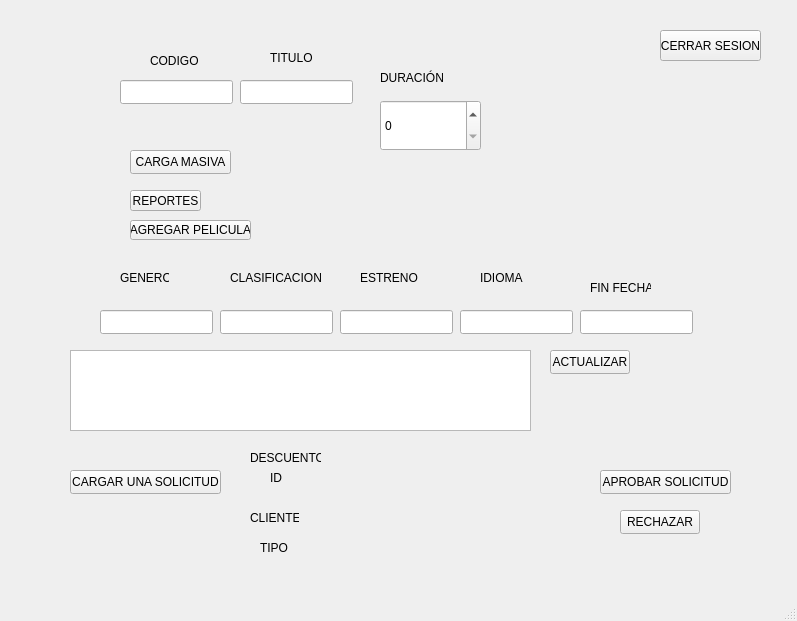
SABANd5/EDD_2S2026_PY_202303371, file mainwindow.ui: the form before one commit.
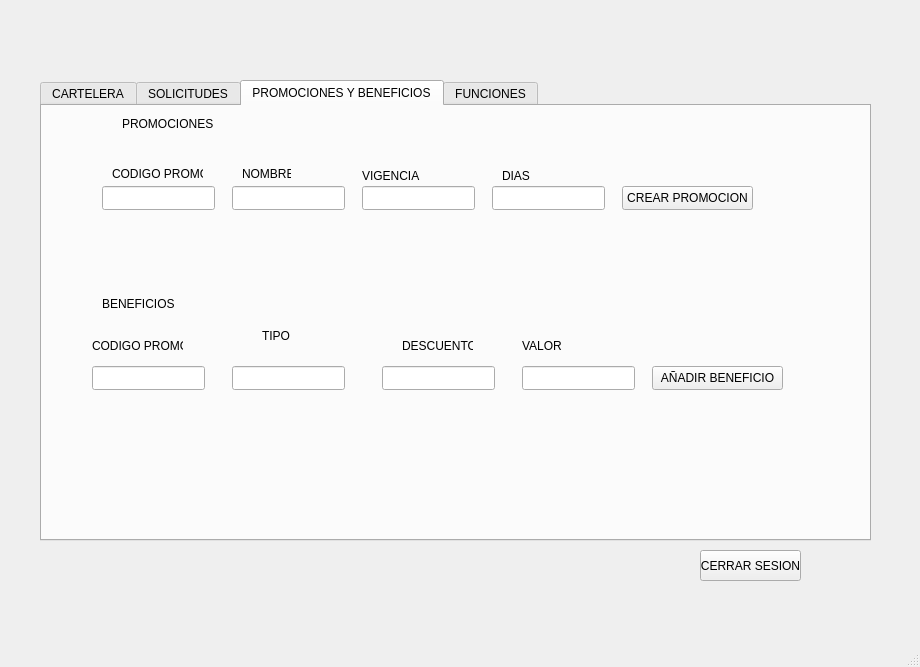
The form after the commit. The open tabs and pages were chosen to show the change.

```diff
--- a/mainwindow.ui
+++ b/mainwindow.ui
@@ -6,8 +6,8 @@
    <rect>
     <x>0</x>
     <y>0</y>
-    <width>797</width>
-    <height>621</height>
+    <width>920</width>
+    <height>667</height>
    </rect>
   </property>
   <property name="windowTitle">
@@ -17,9 +17,9 @@
    <widget class="QStackedWidget" name="B">
     <property name="geometry">
      <rect>
-      <x>20</x>
-      <y>10</y>
-      <width>791</width>
+      <x>40</x>
+      <y>30</y>
+      <width>851</width>
       <height>571</height>
      </rect>
     </property>
@@ -110,9 +110,9 @@
      <widget class="QLabel" name="label_7">
       <property name="geometry">
        <rect>
-        <x>210</x>
-        <y>40</y>
-        <width>191</width>
+        <x>30</x>
+        <y>20</y>
+        <width>91</width>
         <height>16</height>
        </rect>
       </property>
@@ -120,41 +120,109 @@
        <string>VISTA CLIENTE</string>
       </property>
      </widget>
+     <widget class="QPushButton" name="btnCerrarSesionUsuario">
+      <property name="geometry">
+       <rect>
+        <x>690</x>
+        <y>530</y>
+        <width>91</width>
+        <height>31</height>
+       </rect>
+      </property>
+      <property name="text">
+       <string>CERRAR SESION</string>
+      </property>
+     </widget>
+     <widget class="QTabWidget" name="tabWidget_2">
+      <property name="geometry">
+       <rect>
+        <x>0</x>
+        <y>50</y>
+        <width>771</width>
+        <height>481</height>
+       </rect>
+      </property>
+      <property name="currentIndex">
+       <number>2</number>
+      </property>
+      <widget class="QWidget" name="tab_3">
+       <attribute name="title">
+        <string>RESERVACIONES</string>
+       </attribute>
      <widget class="QLineEdit" name="txtNombreCliente">
       <property name="geometry">
        <rect>
-        <x>120</x>
-        <y>230</y>
+          <x>240</x>
+          <y>70</y>
         <width>113</width>
         <height>24</height>
        </rect>
       </property>
      </widget>
-     <widget class="QSpinBox" name="spinFila">
+       <widget class="QPushButton" name="btnCancelarReserva">
       <property name="geometry">
        <rect>
-        <x>230</x>
-        <y>120</y>
-        <width>71</width>
-        <height>31</height>
-       </rect>
-      </property>
+          <x>40</x>
+          <y>100</y>
+          <width>121</width>
+          <height>24</height>
+         </rect>
+        </property>
+        <property name="text">
+         <string>CANCELAR RESERVA</string>
+        </property>
      </widget>
      <widget class="QSpinBox" name="spinColumna">
       <property name="geometry">
        <rect>
-        <x>130</x>
-        <y>120</y>
+          <x>40</x>
+          <y>60</y>
         <width>71</width>
         <height>31</height>
        </rect>
       </property>
      </widget>
+       <widget class="QLabel" name="label_14">
+        <property name="geometry">
+         <rect>
+          <x>140</x>
+          <y>40</y>
+          <width>49</width>
+          <height>16</height>
+         </rect>
+        </property>
+        <property name="text">
+         <string>FILA</string>
+        </property>
+       </widget>
+       <widget class="QSpinBox" name="spinFila">
+        <property name="geometry">
+         <rect>
+          <x>140</x>
+          <y>60</y>
+          <width>71</width>
+          <height>31</height>
+         </rect>
+        </property>
+       </widget>
+       <widget class="QLabel" name="label_13">
+        <property name="geometry">
+         <rect>
+          <x>40</x>
+          <y>40</y>
+          <width>61</width>
+          <height>16</height>
+         </rect>
+        </property>
+        <property name="text">
+         <string>COLUMNA</string>
+        </property>
+       </widget>
      <widget class="QPushButton" name="btnReservar">
       <property name="geometry">
        <rect>
-        <x>140</x>
-        <y>190</y>
+          <x>50</x>
+          <y>130</y>
         <width>80</width>
         <height>24</height>
        </rect>
@@ -163,47 +231,52 @@
        <string>RESERVAR</string>
       </property>
      </widget>
-     <widget class="QPushButton" name="btnCancelarReserva">
+       <widget class="QLabel" name="label_17">
       <property name="geometry">
        <rect>
-        <x>130</x>
-        <y>160</y>
-        <width>121</width>
-        <height>24</height>
+          <x>240</x>
+          <y>50</y>
+          <width>101</width>
+          <height>16</height>
        </rect>
       </property>
       <property name="text">
-       <string>CANCELAR RESERVA</string>
-      </property>
-     </widget>
-     <widget class="QPushButton" name="btnCerrarSesionUsuario">
+         <string>Nombre de reserva</string>
+        </property>
+       </widget>
+      </widget>
+      <widget class="QWidget" name="tab_4">
+       <attribute name="title">
+        <string>REALIZAR SOLICITUDES</string>
+       </attribute>
+       <widget class="QLabel" name="label_12">
       <property name="geometry">
        <rect>
-        <x>640</x>
-        <y>10</y>
-        <width>111</width>
-        <height>71</height>
+          <x>20</x>
+          <y>20</y>
+          <width>101</width>
+          <height>16</height>
        </rect>
       </property>
       <property name="text">
-       <string>CERRAR SESION</string>
-      </property>
-     </widget>
-     <widget class="QLineEdit" name="txtSolNombre">
-      <property name="geometry">
-       <rect>
-        <x>120</x>
-        <y>370</y>
-        <width>113</width>
-        <height>24</height>
-       </rect>
+         <string>HACER SOLICITUD</string>
       </property>
      </widget>
      <widget class="QLineEdit" name="txtSolTelefono">
       <property name="geometry">
        <rect>
-        <x>240</x>
-        <y>370</y>
+          <x>130</x>
+          <y>70</y>
+          <width>113</width>
+          <height>24</height>
+         </rect>
+        </property>
+       </widget>
+       <widget class="QLineEdit" name="txtSolNombre">
+        <property name="geometry">
+         <rect>
+          <x>10</x>
+          <y>70</y>
         <width>113</width>
         <height>24</height>
        </rect>
@@ -212,8 +285,8 @@
      <widget class="QComboBox" name="cmbSolTipo">
       <property name="geometry">
        <rect>
-        <x>380</x>
-        <y>370</y>
+          <x>270</x>
+          <y>70</y>
         <width>141</width>
         <height>31</height>
        </rect>
@@ -237,18 +310,18 @@
      <widget class="QTextEdit" name="txtSolDescripcion">
       <property name="geometry">
        <rect>
-        <x>120</x>
-        <y>410</y>
-        <width>401</width>
-        <height>121</height>
+          <x>10</x>
+          <y>110</y>
+          <width>411</width>
+          <height>141</height>
        </rect>
       </property>
      </widget>
      <widget class="QPushButton" name="btnEnviarSolicitud">
       <property name="geometry">
        <rect>
-        <x>540</x>
-        <y>430</y>
+          <x>430</x>
+          <y>220</y>
         <width>91</width>
         <height>24</height>
        </rect>
@@ -257,65 +330,114 @@
        <string>ENVIAR SOLI</string>
       </property>
      </widget>
-     <widget class="QLabel" name="label_12">
+       <widget class="QLabel" name="label_15">
       <property name="geometry">
        <rect>
-        <x>130</x>
-        <y>320</y>
-        <width>101</width>
-        <height>16</height>
-       </rect>
-      </property>
-      <property name="text">
-       <string>HACER SOLICITUD</string>
-      </property>
-     </widget>
-     <widget class="QLabel" name="label_13">
-      <property name="geometry">
-       <rect>
-        <x>130</x>
-        <y>100</y>
-        <width>61</width>
-        <height>16</height>
-       </rect>
-      </property>
-      <property name="text">
-       <string>COLUMNA</string>
-      </property>
-     </widget>
-     <widget class="QLabel" name="label_14">
-      <property name="geometry">
-       <rect>
-        <x>230</x>
-        <y>100</y>
+          <x>30</x>
+          <y>50</y>
         <width>49</width>
         <height>16</height>
        </rect>
       </property>
       <property name="text">
-       <string>FILA</string>
-      </property>
+         <string>Nombre</string>
+        </property>
+       </widget>
+       <widget class="QLabel" name="label_16">
+        <property name="geometry">
+         <rect>
+          <x>130</x>
+          <y>50</y>
+          <width>111</width>
+          <height>16</height>
+         </rect>
+        </property>
+        <property name="text">
+         <string>Numero de telefono</string>
+        </property>
+       </widget>
+      </widget>
+      <widget class="QWidget" name="tab_6">
+       <attribute name="title">
+        <string>MAPA ASIENTOS</string>
+       </attribute>
+       <widget class="QTableWidget" name="tablaAsientos">
+        <property name="geometry">
+         <rect>
+          <x>100</x>
+          <y>110</y>
+          <width>431</width>
+          <height>241</height>
+         </rect>
+        </property>
+       </widget>
+       <widget class="QPushButton" name="btnRefrescarSala">
+        <property name="geometry">
+         <rect>
+          <x>600</x>
+          <y>190</y>
+          <width>111</width>
+          <height>24</height>
+         </rect>
+        </property>
+        <property name="text">
+         <string>REFRESCAR SALA</string>
+        </property>
+       </widget>
+       <widget class="QLabel" name="label_32">
+        <property name="geometry">
+         <rect>
+          <x>100</x>
+          <y>90</y>
+          <width>121</width>
+          <height>16</height>
+         </rect>
+        </property>
+        <property name="text">
+         <string>LIBRES Y OCUPADOS</string>
+        </property>
+       </widget>
+      </widget>
      </widget>
     </widget>
     <widget class="QWidget" name="page2Admin">
-     <widget class="QLineEdit" name="txtCodigo">
+     <widget class="QPushButton" name="btnCerrarSesionAdmin">
       <property name="geometry">
        <rect>
-        <x>100</x>
-        <y>70</y>
-        <width>113</width>
-        <height>24</height>
+        <x>660</x>
+        <y>520</y>
+        <width>101</width>
+        <height>31</height>
        </rect>
       </property>
       <property name="text">
-       <string/>
+       <string>CERRAR SESION</string>
       </property>
      </widget>
+     <widget class="QTabWidget" name="tabWidget">
+      <property name="geometry">
+       <rect>
+        <x>0</x>
+        <y>50</y>
+        <width>831</width>
+        <height>461</height>
+       </rect>
+      </property>
+      <property name="currentIndex">
+       <number>3</number>
+      </property>
+      <property name="tabBarAutoHide">
+       <bool>false</bool>
+      </property>
+      <widget class="QWidget" name="CARTELERA">
+       <attribute name="title">
+        <string>CARTELERA</string>
+       </attribute>
      <widget class="QPushButton" name="btnCargaMasiva">
       <property name="geometry">
        <rect>
-        <x>110</x>
-        <y>140</y>
+          <x>10</x>
+          <y>20</y>
         <width>101</width>
         <height>24</height>
        </rect>
@@ -324,11 +446,96 @@
        <string>CARGA MASIVA</string>
       </property>
      </widget>
+       <widget class="QPushButton" name="btnReportes">
+        <property name="geometry">
+         <rect>
+          <x>130</x>
+          <y>20</y>
+          <width>71</width>
+          <height>21</height>
+         </rect>
+        </property>
+        <property name="text">
+         <string>REPORTES</string>
+        </property>
+       </widget>
+       <widget class="QLineEdit" name="txtTitulo">
+        <property name="geometry">
+         <rect>
+          <x>130</x>
+          <y>90</y>
+          <width>113</width>
+          <height>24</height>
+         </rect>
+        </property>
+       </widget>
+       <widget class="QLineEdit" name="txtCodigo">
+        <property name="geometry">
+         <rect>
+          <x>10</x>
+          <y>90</y>
+          <width>113</width>
+          <height>24</height>
+         </rect>
+        </property>
+        <property name="text">
+         <string/>
+        </property>
+       </widget>
+       <widget class="QLabel" name="label_2">
+        <property name="geometry">
+         <rect>
+          <x>160</x>
+          <y>60</y>
+          <width>49</width>
+          <height>16</height>
+         </rect>
+        </property>
+        <property name="text">
+         <string>TITULO</string>
+        </property>
+       </widget>
+       <widget class="QLabel" name="label">
+        <property name="geometry">
+         <rect>
+          <x>40</x>
+          <y>60</y>
+          <width>61</width>
+          <height>21</height>
+         </rect>
+        </property>
+        <property name="text">
+         <string>CODIGO</string>
+        </property>
+       </widget>
+       <widget class="QSpinBox" name="spinDuracion">
+        <property name="geometry">
+         <rect>
+          <x>250</x>
+          <y>90</y>
+          <width>61</width>
+          <height>21</height>
+         </rect>
+        </property>
+       </widget>
+       <widget class="QLabel" name="label_11">
+        <property name="geometry">
+         <rect>
+          <x>250</x>
+          <y>60</y>
+          <width>71</width>
+          <height>16</height>
+         </rect>
+        </property>
+        <property name="text">
+         <string>DURACIÓN</string>
+        </property>
+       </widget>
      <widget class="QPushButton" name="btnAgregarPelicula">
       <property name="geometry">
        <rect>
-        <x>110</x>
-        <y>210</y>
+          <x>10</x>
+          <y>120</y>
         <width>121</width>
         <height>20</height>
        </rect>
@@ -337,21 +544,44 @@
        <string>AGREGAR PELICULA</string>
       </property>
      </widget>
-     <widget class="QLineEdit" name="txtClasificacion">
-      <property name="geometry">
-       <rect>
-        <x>200</x>
-        <y>300</y>
-        <width>113</width>
-        <height>24</height>
-       </rect>
-      </property>
-     </widget>
      <widget class="QLineEdit" name="txtFin">
       <property name="geometry">
        <rect>
-        <x>560</x>
-        <y>300</y>
+          <x>490</x>
+          <y>190</y>
+          <width>113</width>
+          <height>24</height>
+         </rect>
+        </property>
+       </widget>
+       <widget class="QLineEdit" name="txtEstreno">
+        <property name="geometry">
+         <rect>
+          <x>250</x>
+          <y>190</y>
+          <width>113</width>
+          <height>24</height>
+         </rect>
+        </property>
+       </widget>
+       <widget class="QLabel" name="label_4">
+        <property name="geometry">
+         <rect>
+          <x>270</x>
+          <y>150</y>
+          <width>61</width>
+          <height>16</height>
+         </rect>
+        </property>
+        <property name="text">
+         <string>ESTRENO</string>
+        </property>
+       </widget>
+       <widget class="QLineEdit" name="txtIdioma">
+        <property name="geometry">
+         <rect>
+          <x>370</x>
+          <y>190</y>
         <width>113</width>
         <height>24</height>
        </rect>
@@ -360,8 +590,8 @@
      <widget class="QLabel" name="label_3">
       <property name="geometry">
        <rect>
-        <x>210</x>
-        <y>260</y>
+          <x>140</x>
+          <y>150</y>
         <width>91</width>
         <height>16</height>
        </rect>
@@ -370,21 +600,11 @@
        <string>CLASIFICACION</string>
       </property>
      </widget>
-     <widget class="QLineEdit" name="txtEstreno">
-      <property name="geometry">
-       <rect>
-        <x>320</x>
-        <y>300</y>
-        <width>113</width>
-        <height>24</height>
-       </rect>
-      </property>
-     </widget>
      <widget class="QLabel" name="label_6">
       <property name="geometry">
        <rect>
-        <x>570</x>
-        <y>270</y>
+          <x>500</x>
+          <y>160</y>
         <width>61</width>
         <height>16</height>
        </rect>
@@ -393,11 +613,34 @@
        <string>FIN FECHA</string>
       </property>
      </widget>
+       <widget class="QLineEdit" name="txtGenero">
+        <property name="geometry">
+         <rect>
+          <x>10</x>
+          <y>190</y>
+          <width>113</width>
+          <height>24</height>
+         </rect>
+        </property>
+        <property name="text">
+         <string/>
+        </property>
+       </widget>
+       <widget class="QLineEdit" name="txtClasificacion">
+        <property name="geometry">
+         <rect>
+          <x>130</x>
+          <y>190</y>
+          <width>113</width>
+          <height>24</height>
+         </rect>
+        </property>
+       </widget>
      <widget class="QLabel" name="GENERO">
       <property name="geometry">
        <rect>
-        <x>100</x>
-        <y>260</y>
+          <x>30</x>
+          <y>150</y>
         <width>49</width>
         <height>16</height>
        </rect>
@@ -406,60 +649,11 @@
        <string>GENERO</string>
       </property>
      </widget>
-     <widget class="QLineEdit" name="txtGenero">
-      <property name="geometry">
-       <rect>
-        <x>80</x>
-        <y>300</y>
-        <width>113</width>
-        <height>24</height>
-       </rect>
-      </property>
-      <property name="text">
-       <string/>
-      </property>
-     </widget>
-     <widget class="QLineEdit" name="txtTitulo">
-      <property name="geometry">
-       <rect>
-        <x>220</x>
-        <y>70</y>
-        <width>113</width>
-        <height>24</height>
-       </rect>
-      </property>
-     </widget>
-     <widget class="QLabel" name="label">
-      <property name="geometry">
-       <rect>
-        <x>130</x>
-        <y>40</y>
-        <width>61</width>
-        <height>21</height>
-       </rect>
-      </property>
-      <property name="text">
-       <string>CODIGO</string>
-      </property>
-     </widget>
-     <widget class="QPushButton" name="btnReportes">
-      <property name="geometry">
-       <rect>
-        <x>110</x>
-        <y>180</y>
-        <width>71</width>
-        <height>21</height>
-       </rect>
-      </property>
-      <property name="text">
-       <string>REPORTES</string>
-      </property>
-     </widget>
      <widget class="QLabel" name="label_5">
       <property name="geometry">
        <rect>
-        <x>460</x>
-        <y>260</y>
+          <x>390</x>
+          <y>150</y>
         <width>49</width>
         <height>16</height>
        </rect>
@@ -468,80 +662,21 @@
        <string>IDIOMA</string>
       </property>
      </widget>
-     <widget class="QSpinBox" name="spinDuracion">
-      <property name="geometry">
-       <rect>
-        <x>360</x>
-        <y>90</y>
-        <width>101</width>
-        <height>51</height>
-       </rect>
-      </property>
-     </widget>
-     <widget class="QLineEdit" name="txtIdioma">
-      <property name="geometry">
-       <rect>
-        <x>440</x>
-        <y>300</y>
-        <width>113</width>
-        <height>24</height>
-       </rect>
-      </property>
-     </widget>
-     <widget class="QLabel" name="label_2">
-      <property name="geometry">
-       <rect>
-        <x>250</x>
-        <y>40</y>
-        <width>49</width>
-        <height>16</height>
-       </rect>
-      </property>
-      <property name="text">
-       <string>TITULO</string>
-      </property>
-     </widget>
-     <widget class="QLabel" name="label_4">
-      <property name="geometry">
-       <rect>
-        <x>340</x>
-        <y>260</y>
-        <width>61</width>
-        <height>16</height>
-       </rect>
-      </property>
-      <property name="text">
-       <string>ESTRENO</string>
-      </property>
-     </widget>
-     <widget class="QPushButton" name="btnCerrarSesionAdmin">
-      <property name="geometry">
-       <rect>
-        <x>640</x>
-        <y>20</y>
-        <width>101</width>
-        <height>31</height>
-       </rect>
-      </property>
-      <property name="text">
-       <string>CERRAR SESION</string>
-      </property>
-     </widget>
      <widget class="QTableWidget" name="tablaCarteleraAdmin">
       <property name="geometry">
        <rect>
-        <x>50</x>
-        <y>340</y>
+          <x>30</x>
+          <y>220</y>
         <width>461</width>
-        <height>81</height>
+          <height>211</height>
        </rect>
       </property>
      </widget>
      <widget class="QPushButton" name="btnActualizarCartelera">
       <property name="geometry">
        <rect>
-        <x>530</x>
-        <y>340</y>
+          <x>500</x>
+          <y>240</y>
         <width>80</width>
         <height>24</height>
        </rect>
@@ -550,24 +685,16 @@
        <string>ACTUALIZAR</string>
       </property>
      </widget>
-     <widget class="QLabel" name="label_11">
-      <property name="geometry">
-       <rect>
-        <x>360</x>
-        <y>60</y>
-        <width>71</width>
-        <height>16</height>
-       </rect>
-      </property>
-      <property name="text">
-       <string>DURACIÓN</string>
-      </property>
-     </widget>
+      </widget>
+      <widget class="QWidget" name="tab_2">
+       <attribute name="title">
+        <string>SOLICITUDES</string>
+       </attribute>
      <widget class="QPushButton" name="btnCargarSolicitud">
       <property name="geometry">
        <rect>
-        <x>50</x>
-        <y>460</y>
+          <x>10</x>
+          <y>20</y>
         <width>151</width>
         <height>24</height>
        </rect>
@@ -576,12 +703,25 @@
        <string>CARGAR UNA SOLICITUD</string>
       </property>
      </widget>
+       <widget class="QLabel" name="lblSolDesc">
+        <property name="geometry">
+         <rect>
+          <x>50</x>
+          <y>60</y>
+          <width>251</width>
+          <height>16</height>
+         </rect>
+        </property>
+        <property name="text">
+         <string>DESCUENTO</string>
+        </property>
+       </widget>
      <widget class="QLabel" name="lblSolId">
       <property name="geometry">
        <rect>
-        <x>250</x>
-        <y>460</y>
-        <width>49</width>
+          <x>60</x>
+          <y>90</y>
+          <width>451</width>
         <height>16</height>
        </rect>
       </property>
@@ -592,9 +732,9 @@
      <widget class="QLabel" name="lblSolCliente">
       <property name="geometry">
        <rect>
-        <x>230</x>
-        <y>500</y>
-        <width>49</width>
+          <x>40</x>
+          <y>120</y>
+          <width>431</width>
         <height>16</height>
        </rect>
       </property>
@@ -605,9 +745,9 @@
      <widget class="QLabel" name="lblSolTipo">
       <property name="geometry">
        <rect>
-        <x>240</x>
-        <y>530</y>
-        <width>49</width>
+          <x>40</x>
+          <y>160</y>
+          <width>411</width>
         <height>16</height>
        </rect>
       </property>
@@ -615,24 +755,11 @@
        <string>TIPO</string>
       </property>
      </widget>
-     <widget class="QLabel" name="lblSolDesc">
-      <property name="geometry">
-       <rect>
-        <x>230</x>
-        <y>440</y>
-        <width>71</width>
-        <height>16</height>
-       </rect>
-      </property>
-      <property name="text">
-       <string>DESCUENTO</string>
-      </property>
-     </widget>
      <widget class="QPushButton" name="btnAprobarSolicitud">
       <property name="geometry">
        <rect>
-        <x>580</x>
-        <y>460</y>
+          <x>560</x>
+          <y>10</y>
         <width>131</width>
         <height>24</height>
        </rect>
@@ -644,8 +771,8 @@
      <widget class="QPushButton" name="btnRechazarSolicitud">
       <property name="geometry">
        <rect>
-        <x>600</x>
-        <y>500</y>
+          <x>570</x>
+          <y>40</y>
         <width>80</width>
         <height>24</height>
        </rect>
@@ -655,6 +782,359 @@
       </property>
      </widget>
     </widget>
+      <widget class="QWidget" name="tab">
+       <attribute name="title">
+        <string>PROMOCIONES Y BENEFICIOS</string>
+       </attribute>
+       <widget class="QLineEdit" name="txtPromoCodigo">
+        <property name="geometry">
+         <rect>
+          <x>60</x>
+          <y>80</y>
+          <width>113</width>
+          <height>24</height>
+         </rect>
+        </property>
+       </widget>
+       <widget class="QLineEdit" name="txtPromoNombre">
+        <property name="geometry">
+         <rect>
+          <x>190</x>
+          <y>80</y>
+          <width>113</width>
+          <height>24</height>
+         </rect>
+        </property>
+       </widget>
+       <widget class="QLineEdit" name="txtPromoVigencia">
+        <property name="geometry">
+         <rect>
+          <x>320</x>
+          <y>80</y>
+          <width>113</width>
+          <height>24</height>
+         </rect>
+        </property>
+       </widget>
+       <widget class="QLineEdit" name="txtPromoDias">
+        <property name="geometry">
+         <rect>
+          <x>450</x>
+          <y>80</y>
+          <width>113</width>
+          <height>24</height>
+         </rect>
+        </property>
+       </widget>
+       <widget class="QLabel" name="label_18">
+        <property name="geometry">
+         <rect>
+          <x>70</x>
+          <y>60</y>
+          <width>91</width>
+          <height>16</height>
+         </rect>
+        </property>
+        <property name="text">
+         <string>CODIGO PROMO</string>
+        </property>
+       </widget>
+       <widget class="QLabel" name="label_19">
+        <property name="geometry">
+         <rect>
+          <x>200</x>
+          <y>60</y>
+          <width>49</width>
+          <height>16</height>
+         </rect>
+        </property>
+        <property name="text">
+         <string>NOMBRE</string>
+        </property>
+       </widget>
+       <widget class="QLabel" name="label_20">
+        <property name="geometry">
+         <rect>
+          <x>320</x>
+          <y>60</y>
+          <width>61</width>
+          <height>20</height>
+         </rect>
+        </property>
+        <property name="text">
+         <string>VIGENCIA</string>
+        </property>
+       </widget>
+       <widget class="QLabel" name="label_21">
+        <property name="geometry">
+         <rect>
+          <x>460</x>
+          <y>60</y>
+          <width>61</width>
+          <height>20</height>
+         </rect>
+        </property>
+        <property name="text">
+         <string>DIAS</string>
+        </property>
+       </widget>
+       <widget class="QPushButton" name="btnCrearPromo">
+        <property name="geometry">
+         <rect>
+          <x>580</x>
+          <y>80</y>
+          <width>131</width>
+          <height>24</height>
+         </rect>
+        </property>
+        <property name="text">
+         <string>CREAR PROMOCION</string>
+        </property>
+       </widget>
+       <widget class="QLineEdit" name="txtBenCodigoPromo">
+        <property name="geometry">
+         <rect>
+          <x>50</x>
+          <y>260</y>
+          <width>113</width>
+          <height>24</height>
+         </rect>
+        </property>
+       </widget>
+       <widget class="QLineEdit" name="txtBenDesc">
+        <property name="geometry">
+         <rect>
+          <x>340</x>
+          <y>260</y>
+          <width>113</width>
+          <height>24</height>
+         </rect>
+        </property>
+       </widget>
+       <widget class="QLineEdit" name="txtBenTipo">
+        <property name="geometry">
+         <rect>
+          <x>190</x>
+          <y>260</y>
+          <width>113</width>
+          <height>24</height>
+         </rect>
+        </property>
+       </widget>
+       <widget class="QLineEdit" name="txtBenValor">
+        <property name="geometry">
+         <rect>
+          <x>480</x>
+          <y>260</y>
+          <width>113</width>
+          <height>24</height>
+         </rect>
+        </property>
+       </widget>
+       <widget class="QLabel" name="label_22">
+        <property name="geometry">
+         <rect>
+          <x>50</x>
+          <y>230</y>
+          <width>91</width>
+          <height>20</height>
+         </rect>
+        </property>
+        <property name="text">
+         <string>CODIGO PROMO</string>
+        </property>
+       </widget>
+       <widget class="QLabel" name="label_23">
+        <property name="geometry">
+         <rect>
+          <x>220</x>
+          <y>220</y>
+          <width>61</width>
+          <height>20</height>
+         </rect>
+        </property>
+        <property name="text">
+         <string>TIPO</string>
+        </property>
+       </widget>
+       <widget class="QLabel" name="label_24">
+        <property name="geometry">
+         <rect>
+          <x>360</x>
+          <y>230</y>
+          <width>71</width>
+          <height>20</height>
+         </rect>
+        </property>
+        <property name="text">
+         <string>DESCUENTO</string>
+        </property>
+       </widget>
+       <widget class="QLabel" name="label_25">
+        <property name="geometry">
+         <rect>
+          <x>480</x>
+          <y>230</y>
+          <width>61</width>
+          <height>20</height>
+         </rect>
+        </property>
+        <property name="text">
+         <string>VALOR</string>
+        </property>
+       </widget>
+       <widget class="QPushButton" name="btnAnadirBeneficio">
+        <property name="geometry">
+         <rect>
+          <x>610</x>
+          <y>260</y>
+          <width>131</width>
+          <height>24</height>
+         </rect>
+        </property>
+        <property name="text">
+         <string>AÑADIR BENEFICIO</string>
+        </property>
+       </widget>
+       <widget class="QLabel" name="label_26">
+        <property name="geometry">
+         <rect>
+          <x>80</x>
+          <y>10</y>
+          <width>91</width>
+          <height>16</height>
+         </rect>
+        </property>
+        <property name="text">
+         <string>PROMOCIONES</string>
+        </property>
+       </widget>
+       <widget class="QLabel" name="label_27">
+        <property name="geometry">
+         <rect>
+          <x>60</x>
+          <y>190</y>
+          <width>91</width>
+          <height>16</height>
+         </rect>
+        </property>
+        <property name="text">
+         <string>BENEFICIOS</string>
+        </property>
+       </widget>
+      </widget>
+      <widget class="QWidget" name="tab_5">
+       <attribute name="title">
+        <string>FUNCIONES</string>
+       </attribute>
+       <widget class="QSpinBox" name="spinFilasSala">
+        <property name="geometry">
+         <rect>
+          <x>80</x>
+          <y>80</y>
+          <width>42</width>
+          <height>25</height>
+         </rect>
+        </property>
+       </widget>
+       <widget class="QSpinBox" name="spinColumnasSala">
+        <property name="geometry">
+         <rect>
+          <x>200</x>
+          <y>80</y>
+          <width>42</width>
+          <height>25</height>
+         </rect>
+        </property>
+       </widget>
+       <widget class="QLabel" name="label_28">
+        <property name="geometry">
+         <rect>
+          <x>80</x>
+          <y>40</y>
+          <width>49</width>
+          <height>16</height>
+         </rect>
+        </property>
+        <property name="text">
+         <string>FILA</string>
+        </property>
+       </widget>
+       <widget class="QLabel" name="label_29">
+        <property name="geometry">
+         <rect>
+          <x>200</x>
+          <y>40</y>
+          <width>61</width>
+          <height>16</height>
+         </rect>
+        </property>
+        <property name="text">
+         <string>COLUMNA</string>
+        </property>
+       </widget>
+       <widget class="QLineEdit" name="txtSalaPelicula">
+        <property name="geometry">
+         <rect>
+          <x>80</x>
+          <y>160</y>
+          <width>113</width>
+          <height>24</height>
+         </rect>
+        </property>
+       </widget>
+       <widget class="QLineEdit" name="txtNumSala">
+        <property name="geometry">
+         <rect>
+          <x>230</x>
+          <y>160</y>
+          <width>113</width>
+          <height>24</height>
+         </rect>
+        </property>
+       </widget>
+       <widget class="QLabel" name="label_30">
+        <property name="geometry">
+         <rect>
+          <x>90</x>
+          <y>130</y>
+          <width>71</width>
+          <height>16</height>
+         </rect>
+        </property>
+        <property name="text">
+         <string>PELICULA</string>
+        </property>
+       </widget>
+       <widget class="QLabel" name="label_31">
+        <property name="geometry">
+         <rect>
+          <x>230</x>
+          <y>140</y>
+          <width>49</width>
+          <height>16</height>
+         </rect>
+        </property>
+        <property name="text">
+         <string>SALA</string>
+        </property>
+       </widget>
+       <widget class="QPushButton" name="btnCrearFuncion">
+        <property name="geometry">
+         <rect>
+          <x>360</x>
+          <y>160</y>
+          <width>101</width>
+          <height>24</height>
+         </rect>
+        </property>
+        <property name="text">
+         <string>CREAR FUNCION</string>
+        </property>
+       </widget>
+      </widget>
+     </widget>
+    </widget>
    </widget>
   </widget>
   <widget class="QMenuBar" name="menubar">
@@ -662,7 +1142,7 @@
     <rect>
      <x>0</x>
      <y>0</y>
-     <width>797</width>
+     <width>920</width>
      <height>21</height>
     </rect>
    </property>
```
Lines whose indentation alone changed are shown as unchanged.
